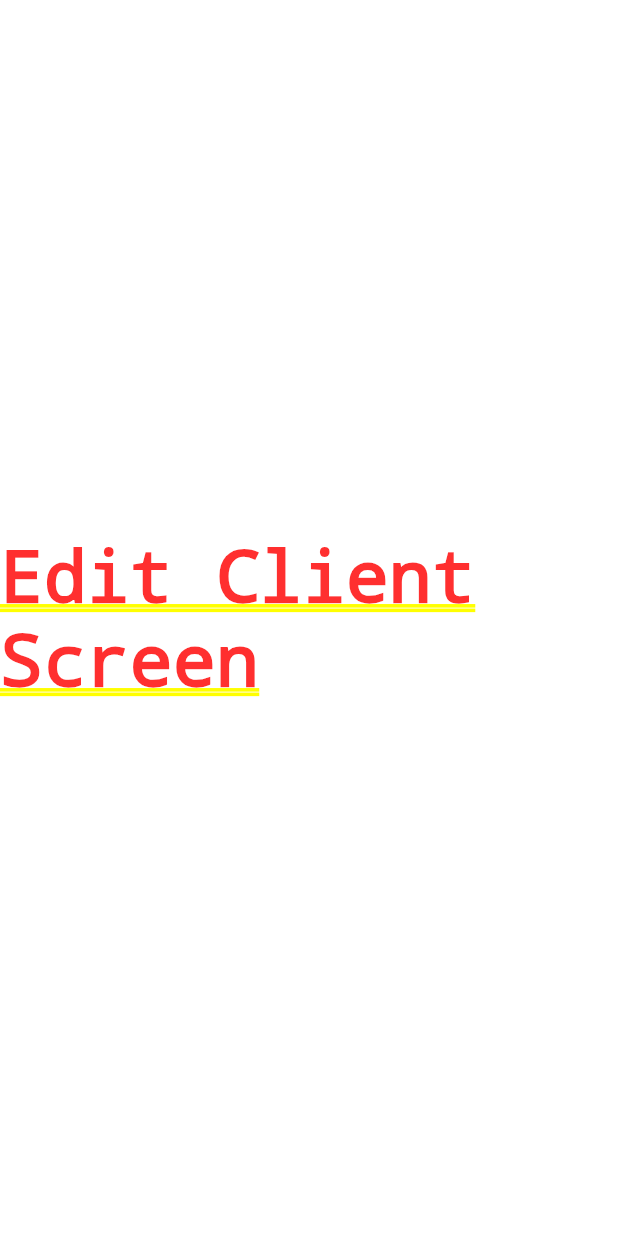
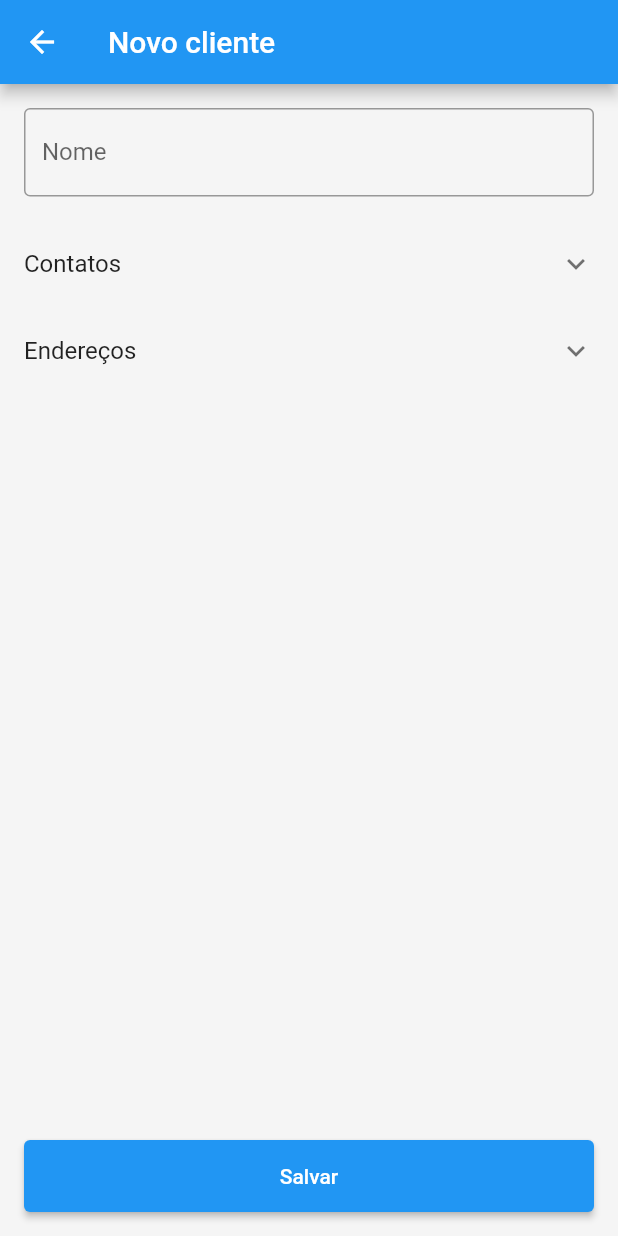
Before and after one commit to gustavo-hillesheim/kitchen_helper, a Flutter app: the EditClientScreen screen opened by its route, on a phone screen of 412 x 824 dp. Run offline on Flutter 3.47's test engine with Material 2 defaults, Android fonts, the phone set to English and light mode, and no system bars; our stand-ins replace auto_size_text, bloc, datetime_picker_formfield, device_preview, dropdown_search, equatable and 5 more; missing offline and left inert: multi_value_listenable_builder; accounts and stored records are empty; generated files the repository leaves out were written again.

Commit message:
Created basic structure of EditClientScreen

```diff
--- a/lib/modules/clients/presenter/edit_client/edit_client_screen.dart
+++ b/lib/modules/clients/presenter/edit_client/edit_client_screen.dart
@@ -1,5 +1,8 @@
 import 'package:flutter/material.dart';
 import 'package:flutter_modular/flutter_modular.dart';
+import 'package:kitchen_helper/common/common.dart';
+import 'package:kitchen_helper/core/core.dart';
+import 'package:kitchen_helper/modules/clients/clients.dart';
 
 import 'edit_client_bloc.dart';
 
@@ -17,16 +20,96 @@ class EditClientScreen extends StatefulWidget {
 }
 
 class _EditClientScreenState extends State<EditClientScreen> {
+  final _formKey = GlobalKey<FormState>();
   late EditClientBloc bloc;
 
   @override
   void initState() {
     super.initState();
     bloc = EditClientBloc(Modular.get(), Modular.get());
+    if (widget.id != null) {
+      bloc.stream
+          .where((state) => state is SuccessState<Client>)
+          .map((state) => (state as SuccessState<Client>).value)
+          .listen(_setControllersValues);
+      bloc.loadClient(widget.id!);
+    }
   }
+
+  void _setControllersValues(Client client) {}
 
   @override
   Widget build(BuildContext context) {
-    return Center(child: Text('Edit Client Screen'));
+    return Scaffold(
+      appBar: AppBar(
+        title: Text(widget.id != null ? 'Editar cliente' : 'Novo cliente'),
+      ),
+      body: StreamBuilder(
+        stream: bloc.stream,
+        builder: (context, snapshot) {
+          final state = bloc.state;
+          return Stack(
+            children: [
+              if (state is FailureState)
+                _buildFailureState((state as FailureState).failure)
+              else if (state is LoadingClientState)
+                const Center(child: CircularProgressIndicator())
+              else
+                _buildForm(),
+              if (state is LoadingState) _buildLoadingOverlay(),
+            ],
+          );
+        },
+      ),
+    );
   }
+
+  Widget _buildFailureState(Failure failure) => Center(
+        child: Text(failure.message, style: const TextStyle(color: Colors.red)),
+      );
+
+  Widget _buildLoadingOverlay() => Positioned.fill(
+        child: Container(
+          color: Theme.of(context).scaffoldBackgroundColor.withOpacity(0.5),
+          child: const Center(
+            child: CircularProgressIndicator(),
+          ),
+        ),
+      );
+
+  Widget _buildForm() => Form(
+      key: _formKey,
+      child: Column(
+        children: [
+          Expanded(
+            child: SingleChildScrollView(
+              child: Column(
+                children: [
+                  Padding(
+                    padding: kMediumEdgeInsets,
+                    child: AppTextFormField(name: 'Nome'),
+                  ),
+                  ExpansionTile(
+                    tilePadding: kMediumEdgeInsets.copyWith(top: 0, bottom: 0),
+                    title: Text('Contatos'),
+                  ),
+                  ExpansionTile(
+                    tilePadding: kMediumEdgeInsets.copyWith(top: 0, bottom: 0),
+                    title: Text('Endereços'),
+                  ),
+                ],
+              ),
+            ),
+          ),
+          Padding(
+            padding: kMediumEdgeInsets,
+            child: PrimaryButton(
+              onPressed: _save,
+              child: const Text('Salvar'),
+            ),
+          ),
+        ],
+      ));
+
+  void _save() {}
 }
```
Also changed, not shown: lib/modules/clients/presenter/edit_client/edit_client_bloc.dart (+22 -0 lines).
